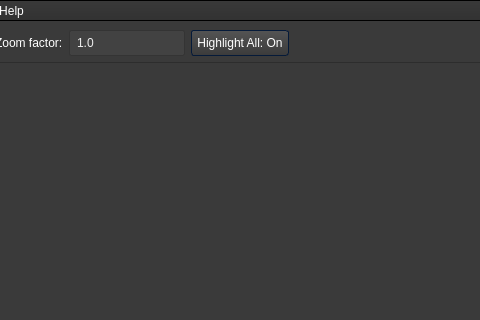
Before: the Qt Designer form forms/mainwindow.ui in WTS012201/Text-Extraction-Tool, drawn with Qt 5; both pictures show x 124 to 604 and y 0 to 320 of the 800 by 600 pixel window.
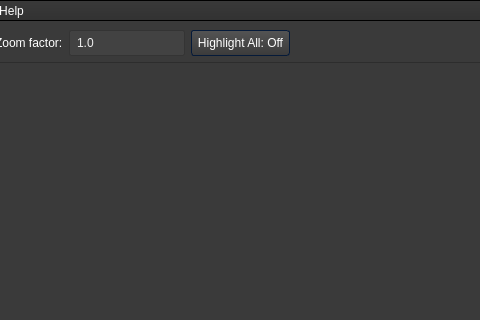
After: the same form once the commit is applied. Icons and pictures are not drawn.

Commit message: highlight selection

Patch:
```diff
--- a/forms/mainwindow.ui
+++ b/forms/mainwindow.ui
@@ -1138,7 +1138,7 @@
                          </size>
                         </property>
                         <property name="text">
-                         <string>Highlight All: On</string>
+                         <string>Highlight All: Off</string>
                         </property>
                        </widget>
                       </item>
```
The commit also changes 5 other files.
